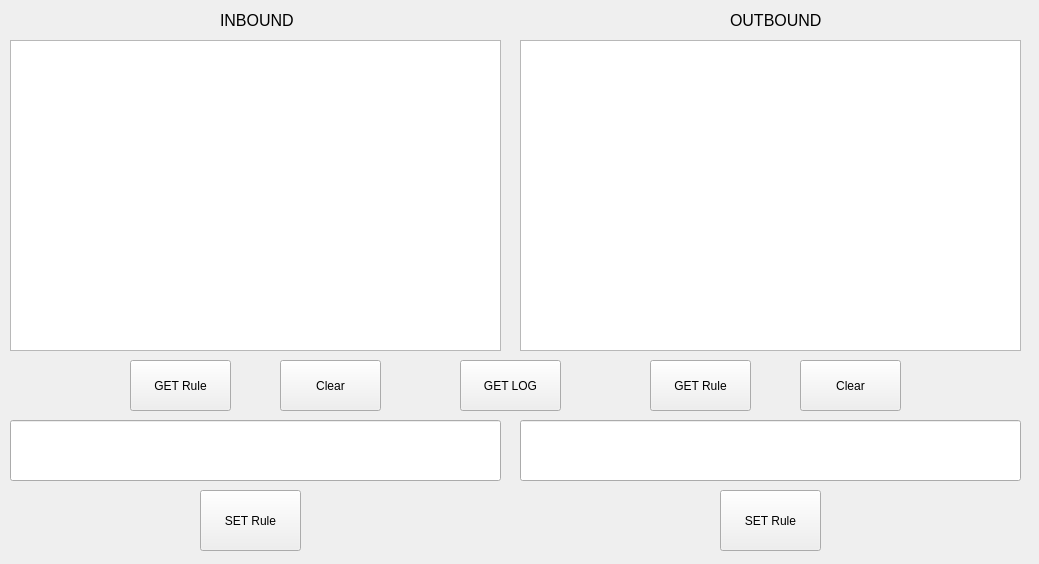
physicallayer/firewall_module_manager, file Qt/widget.ui: the form before one commit.
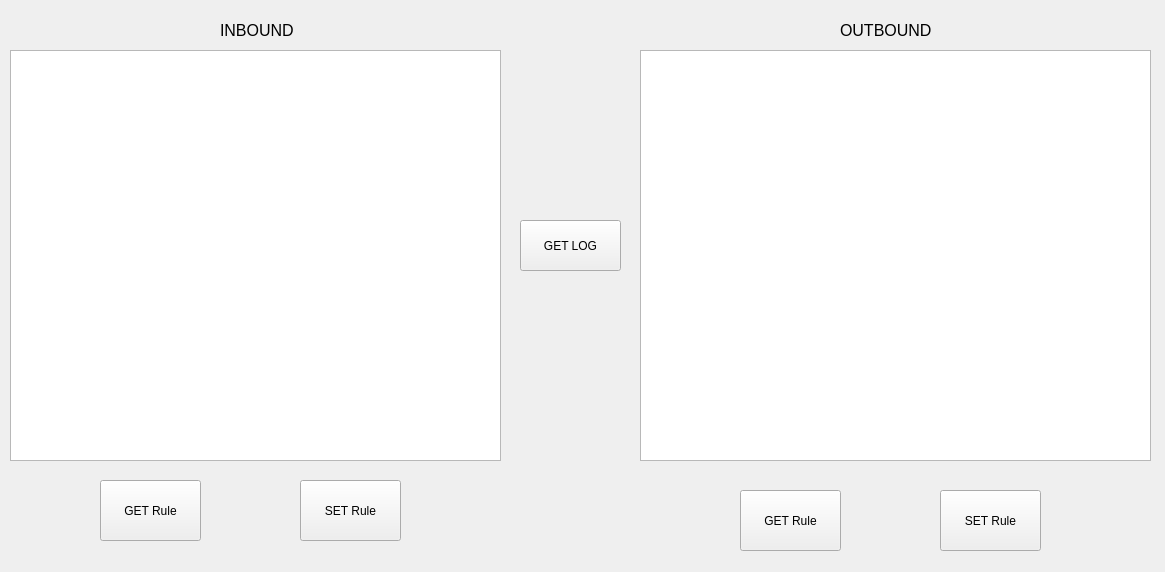
The form after the commit.

What changed in the file:
```diff
--- a/Qt/widget.ui
+++ b/Qt/widget.ui
@@ -6,8 +6,8 @@
    <rect>
     <x>0</x>
     <y>0</y>
-    <width>1039</width>
-    <height>564</height>
+    <width>1165</width>
+    <height>572</height>
    </rect>
   </property>
   <property name="windowTitle">
@@ -16,10 +16,10 @@
   <widget class="QPushButton" name="pb_getRule">
    <property name="geometry">
     <rect>
-     <x>130</x>
-     <y>360</y>
+     <x>100</x>
+     <y>480</y>
      <width>101</width>
-     <height>51</height>
+     <height>61</height>
     </rect>
    </property>
    <property name="text">
@@ -29,8 +29,8 @@
   <widget class="QPushButton" name="pb_setRule">
    <property name="geometry">
     <rect>
-     <x>200</x>
-     <y>490</y>
+     <x>300</x>
+     <y>480</y>
      <width>101</width>
      <height>61</height>
     </rect>
@@ -39,44 +39,21 @@
     <string>SET Rule</string>
    </property>
   </widget>
-  <widget class="QPushButton" name="pb_clear">
-   <property name="geometry">
-    <rect>
-     <x>280</x>
-     <y>360</y>
-     <width>101</width>
-     <height>51</height>
-    </rect>
-   </property>
-   <property name="text">
-    <string>Clear</string>
-   </property>
-  </widget>
   <widget class="QListWidget" name="list_Rule">
    <property name="geometry">
     <rect>
      <x>10</x>
-     <y>40</y>
+     <y>50</y>
      <width>491</width>
-     <height>311</height>
-    </rect>
-   </property>
-  </widget>
-  <widget class="QLineEdit" name="line_Rule">
-   <property name="geometry">
-    <rect>
-     <x>10</x>
-     <y>420</y>
-     <width>491</width>
-     <height>61</height>
+     <height>411</height>
     </rect>
    </property>
   </widget>
   <widget class="QPushButton" name="pb_getLog">
    <property name="geometry">
     <rect>
-     <x>460</x>
-     <y>360</y>
+     <x>520</x>
+     <y>220</y>
      <width>101</width>
      <height>51</height>
     </rect>
@@ -88,10 +65,10 @@
   <widget class="QListWidget" name="list_Rule2">
    <property name="geometry">
     <rect>
-     <x>520</x>
-     <y>40</y>
-     <width>501</width>
-     <height>311</height>
+     <x>640</x>
+     <y>50</y>
+     <width>511</width>
+     <height>411</height>
     </rect>
    </property>
   </widget>
@@ -99,7 +76,7 @@
    <property name="geometry">
     <rect>
      <x>220</x>
-     <y>10</y>
+     <y>20</y>
      <width>91</width>
      <height>20</height>
     </rect>
@@ -116,8 +93,8 @@
   <widget class="QLabel" name="label_2">
    <property name="geometry">
     <rect>
-     <x>730</x>
-     <y>10</y>
+     <x>840</x>
+     <y>20</y>
      <width>101</width>
      <height>20</height>
     </rect>
@@ -131,36 +108,13 @@
     <string>OUTBOUND</string>
    </property>
   </widget>
-  <widget class="QLineEdit" name="line_Rule2">
-   <property name="geometry">
-    <rect>
-     <x>520</x>
-     <y>420</y>
-     <width>501</width>
-     <height>61</height>
-    </rect>
-   </property>
-  </widget>
-  <widget class="QPushButton" name="pb_clear_2">
-   <property name="geometry">
-    <rect>
-     <x>800</x>
-     <y>360</y>
-     <width>101</width>
-     <height>51</height>
-    </rect>
-   </property>
-   <property name="text">
-    <string>Clear</string>
-   </property>
-  </widget>
   <widget class="QPushButton" name="pb_getRule_2">
    <property name="geometry">
     <rect>
-     <x>650</x>
-     <y>360</y>
+     <x>740</x>
+     <y>490</y>
      <width>101</width>
-     <height>51</height>
+     <height>61</height>
     </rect>
    </property>
    <property name="text">
@@ -170,7 +124,7 @@
   <widget class="QPushButton" name="pb_setRule_2">
    <property name="geometry">
     <rect>
-     <x>720</x>
+     <x>940</x>
      <y>490</y>
      <width>101</width>
      <height>61</height>
```
